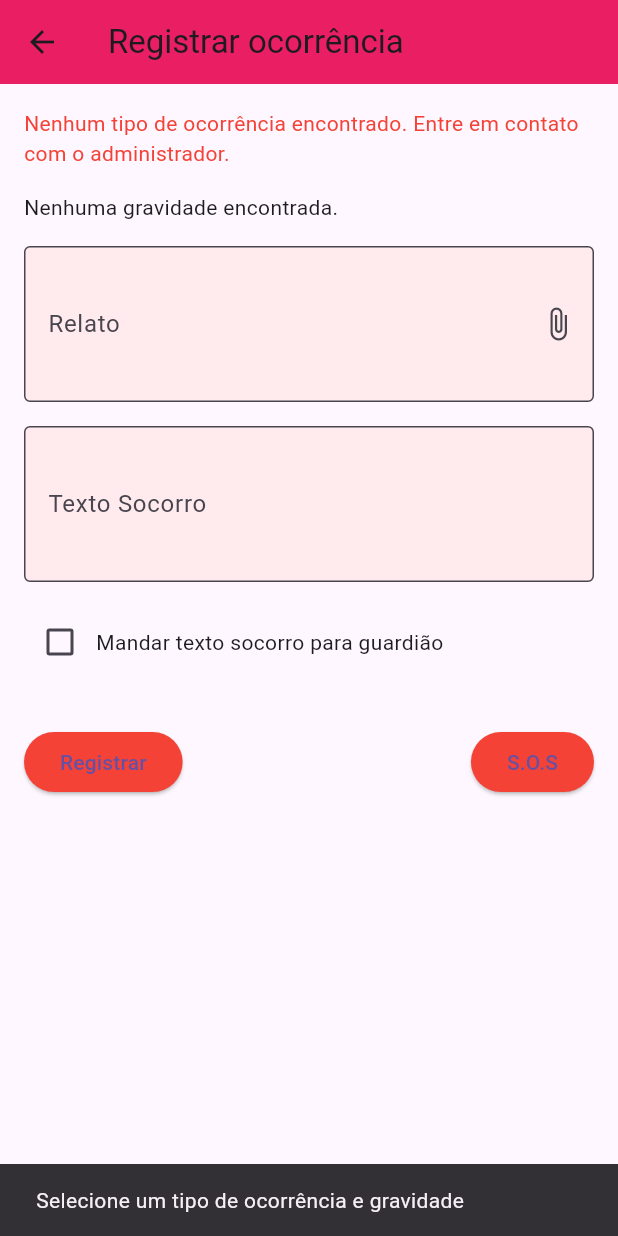
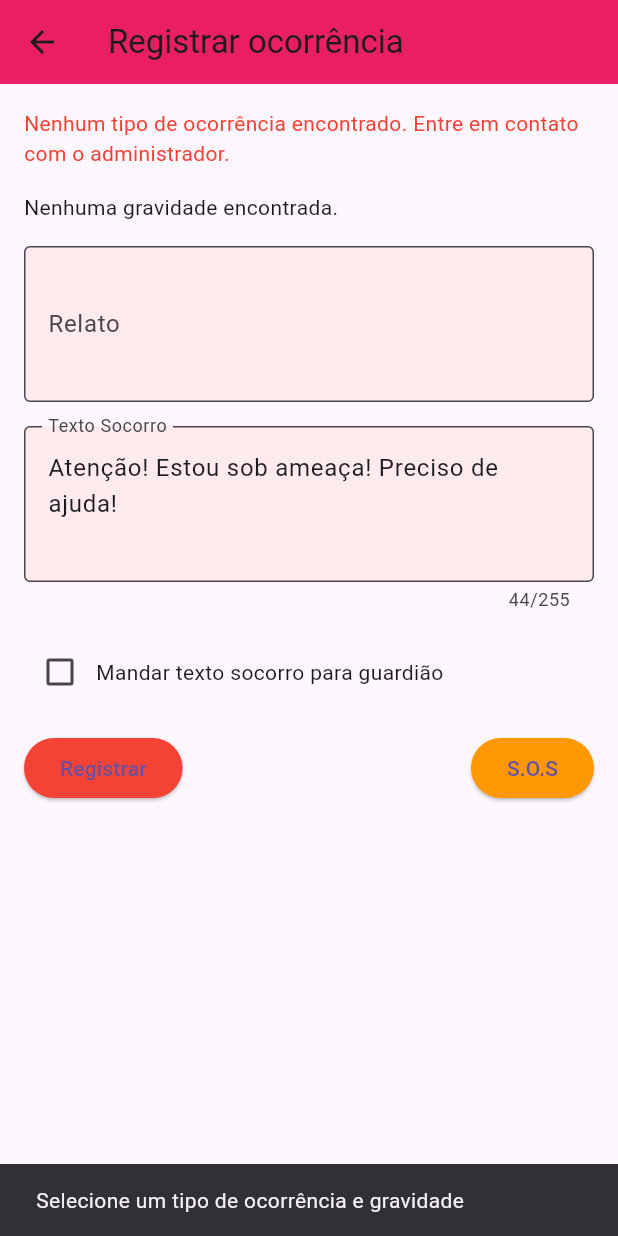
Before and after one commit to Dantas2707/TCC, a Flutter app: the OcorrenciaPage screen opened directly, after a tap on "Registrar", on a phone screen of 412 x 824 dp. Run offline on Flutter 3.47's test engine with Material 3 defaults, Android fonts, the phone set to English and light mode, and no system bars; our stand-ins replace cloud_firestore, file_picker, firebase_auth, firebase_core, firebase_storage, permission_handler; missing offline and left inert: flutter_background_messenger; accounts and stored records are empty.

Commit message:
Agora toda ocorrencia tem status e sempre que é cadastrada uma ocorrencia ele já vem com o status 'aberto', também é possível finalizar uma ocorrência na tela de ocorrências

```diff
--- a/lib/Pages/tela_registrar_ocorrencia.dart
+++ b/lib/Pages/tela_registrar_ocorrencia.dart
@@ -1,4 +1,3 @@
-// arquivo: ocorrencia_page.dart
 import 'dart:io'; // Necessário para manipular arquivos locais
 import 'package:crud/services/firestore.dart';
 import 'package:cloud_firestore/cloud_firestore.dart';
@@ -8,6 +7,7 @@ import 'package:flutter/material.dart';
 import 'package:flutter_background_messenger/flutter_background_messenger.dart';
 import 'package:permission_handler/permission_handler.dart';
 
+// Definição correta da classe OcorrenciaPage
 class OcorrenciaPage extends StatefulWidget {
   @override
   _OcorrenciaPageState createState() => _OcorrenciaPageState();
@@ -24,69 +24,17 @@ class _OcorrenciaPageState extends State<OcorrenciaPage> {
   // Lista para armazenar os anexos selecionados
   List<PlatformFile> _anexos = [];
 
-  // Tamanho máximo dos arquivos em bytes (ex: 5 MB)
   static const int maxFileSize = 5 * 1024 * 1024;
+  String? _ocorrenciaId;  // ID da ocorrência
 
-  // Instância do FlutterBackgroundMessenger para envio de SMS em background
-  final FlutterBackgroundMessenger messenger = FlutterBackgroundMessenger();
-
-  // UID do usuário logado (usando FirebaseAuth)
-  final String _currentUserId = FirebaseAuth.instance.currentUser!.uid;
-
-  // Função para selecionar arquivos (vídeo, foto e áudio)
-  Future<void> _pickAnexos() async {
-    // Permite selecionar múltiplos arquivos dos tipos especificados.
-    FilePickerResult? result = await FilePicker.platform.pickFiles(
-      allowMultiple: true,
-      type: FileType.custom,
-      allowedExtensions: ['jpg', 'jpeg', 'png', 'mp4', 'mov', 'avi', 'mp3', 'wav'],
-    );
-
-    if (result != null) {
-      List<PlatformFile> arquivosValidados = [];
-      for (var file in result.files) {
-        if (file.size > maxFileSize) {
-          ScaffoldMessenger.of(context).showSnackBar(
-            SnackBar(
-              content: Text('O arquivo ${file.name} excede o tamanho permitido (5 MB).'),
-            ),
-          );
-        } else {
-          arquivosValidados.add(file);
-        }
-      }
-      setState(() {
-        _anexos = arquivosValidados;
-      });
-    }
+  @override
+  void initState() {
+    super.initState();
+    _textoSocorroController.text = "Atenção! Estou sob ameaça! Preciso de ajuda!";
   }
 
-  // Função para solicitar a permissão para envio de SMS
-  Future<bool> _requestSmsPermission() async {
-    PermissionStatus status = await Permission.sms.request();
-    return status.isGranted;
-  }
-
-  // Envia SMS em background para um número específico (guardião)
-  Future<void> _sendSmsToGuardian(String message, String phoneNumber) async {
-    try {
-      final bool success = await messenger.sendSMS(
-        phoneNumber: phoneNumber,
-        message: message,
-      );
-      if (success) {
-        print("SMS enviado para $phoneNumber");
-      } else {
-        print("Falha ao enviar SMS para $phoneNumber");
-      }
-    } catch (e) {
-      print("Erro ao enviar SMS para $phoneNumber: $e");
-    }
-  }
-
-  // Função para registrar a ocorrência e enviar SMS para os guardiões, se solicitado
+  // Função para registrar a ocorrência
   void _registrarOcorrencia() async {
-    // Validação dos dropdowns
     if (_tipoOcorrenciaSelecionado == null || _gravidadeSelecionada == null) {
       ScaffoldMessenger.of(context).showSnackBar(
         SnackBar(content: Text('Selecione um tipo de ocorrência e gravidade')),
@@ -94,7 +42,6 @@ class _OcorrenciaPageState extends State<OcorrenciaPage> {
       return;
     }
 
-    // Recupera e valida os textos
     String relato = _relatoController.text.trim();
     String textoSocorro = _textoSocorroController.text.trim();
 
@@ -105,28 +52,7 @@ class _OcorrenciaPageState extends State<OcorrenciaPage> {
       return;
     }
 
-    if (relato.length < 6 || relato.length > 255) {
-      ScaffoldMessenger.of(context).showSnackBar(
-        SnackBar(content: Text('O relato deve conter entre 6 e 255 caracteres')),
-      );
-      return;
-    }
-
-    // Converte o relato para letras minúsculas
-    relato = relato.toLowerCase();
-
-    // Validação adicional para anexos (opcional, pois já é feita no pick)
-    for (var file in _anexos) {
-      if (file.size > maxFileSize) {
-        ScaffoldMessenger.of(context).showSnackBar(
-          SnackBar(content: Text('O arquivo ${file.name} excede o tamanho permitido')),
-        );
-        return;
-      }
-    }
-
     try {
-      // Registra a ocorrência no Firestore, incluindo os anexos
       await firestoreService.addOcorrencia(
         _tipoOcorrenciaSelecionado!,
         _gravidadeSelecionada!,
@@ -136,52 +62,7 @@ class _OcorrenciaPageState extends State<OcorrenciaPage> {
         anexos: _anexos,
       );
 
-      // Se a opção de enviar SMS estiver marcada, envia o texto de socorro para os guardiões
-      if (_enviarParaGuardiao) {
-        // Busca o documento do usuário para obter a lista de guardiões
-        DocumentSnapshot userDoc = await FirebaseFirestore.instance
-            .collection('usuario')
-            .doc(_currentUserId)
-            .get();
-
-        // Acessa de forma segura o campo 'guardioes'
-        List<dynamic> guardianIds = [];
-        if (userDoc.exists && userDoc.data() != null) {
-          final Map<String, dynamic> data = userDoc.data() as Map<String, dynamic>;
-          if (data.containsKey('guardioes')) {
-            guardianIds = data['guardioes'];
-          }
-        }
-
-        if (guardianIds.isNotEmpty) {
-          // Solicita permissão para envio de SMS
-          if (await _requestSmsPermission()) {
-            // Para cada guardião, obtém seu documento e, se houver número, envia o SMS
-            for (var guardianId in guardianIds) {
-              DocumentSnapshot guardianDoc = await FirebaseFirestore.instance
-                  .collection('usuario')
-                  .doc(guardianId)
-                  .get();
-
-              if (guardianDoc.exists && guardianDoc.data() != null) {
-                final Map<String, dynamic> guardianData = guardianDoc.data() as Map<String, dynamic>;
-                String phoneNumber = guardianData['numerotelefone'] ?? "";
-                if (phoneNumber.isNotEmpty) {
-                  await _sendSmsToGuardian(textoSocorro, phoneNumber);
-                } else {
-                  print("Número de telefone não encontrado para o guardião: $guardianId");
-                }
-              }
-            }
-          } else {
-            print("Permissão para enviar SMS não concedida.");
-          }
-        } else {
-          print("Nenhum guardião encontrado para o usuário.");
-        }
-      }
-
-      // Limpa os campos e a lista de anexos
+      // Limpar os campos e anexos após registrar
       _relatoController.clear();
       _textoSocorroController.clear();
       setState(() {
@@ -194,11 +75,39 @@ class _OcorrenciaPageState extends State<OcorrenciaPage> {
       ScaffoldMessenger.of(context).showSnackBar(
         SnackBar(content: Text('Ocorrência registrada com sucesso')),
       );
+
     } catch (e) {
       ScaffoldMessenger.of(context).showSnackBar(
         SnackBar(content: Text('Erro ao registrar ocorrência: $e')),
       );
     }
+  }
+
+  // Função para finalizar a ocorrência
+  Future<void> _finalizarOcorrencia() async {
+    if (_ocorrenciaId != null) {
+      try {
+        // Atualiza o status da ocorrência para 'finalizado'
+        await FirebaseFirestore.instance.collection('ocorrencias').doc(_ocorrenciaId).update({
+          'status': 'finalizado',
+          'timestamp': Timestamp.now(),
+        });
+
+        ScaffoldMessenger.of(context).showSnackBar(
+          SnackBar(content: Text('Ocorrência finalizada com sucesso')),
+        );
+      } catch (e) {
+        ScaffoldMessenger.of(context).showSnackBar(
+          SnackBar(content: Text('Erro ao finalizar a ocorrência: $e')),
+        );
+      }
+    }
+  }
+
+  // Função para enviar o SOS (mensagem para os guardiões)
+  void _sendSOS() {
+    print('S.O.S Enviado');
+    // Aqui você pode implementar a lógica para enviar a mensagem de socorro (SMS ou outra ação)
   }
 
   @override
@@ -210,7 +119,7 @@ class _OcorrenciaPageState extends State<OcorrenciaPage> {
       ),
       body: Padding(
         padding: const EdgeInsets.all(16.0),
-        child: SingleChildScrollView( // Evita overflow caso haja muitos anexos
+        child: SingleChildScrollView(
           child: Column(
             crossAxisAlignment: CrossAxisAlignment.start,
             children: [
@@ -302,10 +211,6 @@ class _OcorrenciaPageState extends State<OcorrenciaPage> {
                   border: OutlineInputBorder(),
                   filled: true,
                   fillColor: Colors.red[50],
-                  suffixIcon: IconButton(
-                    icon: Icon(Icons.attach_file),
-                    onPressed: _pickAnexos,
-                  ),
                 ),
               ),
               SizedBox(height: 16),
@@ -313,6 +218,7 @@ class _OcorrenciaPageState extends State<OcorrenciaPage> {
               TextFormField(
                 controller: _textoSocorroController,
                 maxLines: 3,
+                maxLength: 255,
                 decoration: InputDecoration(
                   labelText: 'Texto Socorro',
                   hintText: 'Digite a mensagem de socorro aqui',
@@ -337,16 +243,6 @@ class _OcorrenciaPageState extends State<OcorrenciaPage> {
                 ],
               ),
               SizedBox(height: 16),
-              // Exibe os anexos selecionados (se houver)
-              _anexos.isNotEmpty
-                  ? Wrap(
-                      spacing: 8.0,
-                      children: _anexos
-                          .map((file) => Chip(label: Text(file.name)))
-                          .toList(),
-                    )
-                  : Container(),
-              SizedBox(height: 16),
               // Botões de ação
               Row(
                 mainAxisAlignment: MainAxisAlignment.spaceBetween,
@@ -359,12 +255,9 @@ class _OcorrenciaPageState extends State<OcorrenciaPage> {
                     child: Text('Registrar'),
                   ),
                   ElevatedButton(
-                    onPressed: () {
-                      // Ação para S.O.S (pode ser similar ao envio de SMS, se desejado)
-                      print('S.O.S Enviado');
-                    },
+                    onPressed: _sendSOS,
                     style: ButtonStyle(
-                      backgroundColor: MaterialStateProperty.all(Colors.red),
+                      backgroundColor: MaterialStateProperty.all(Colors.orange),
                     ),
                     child: Text('S.O.S'),
                   ),
```
Also changed, not shown: lib/Pages/home_page.dart (+12 -1 lines), lib/Pages/tela_ocorrencia.dart (added, +96 -0 lines), lib/services/firestore.dart (+13 -2 lines).
